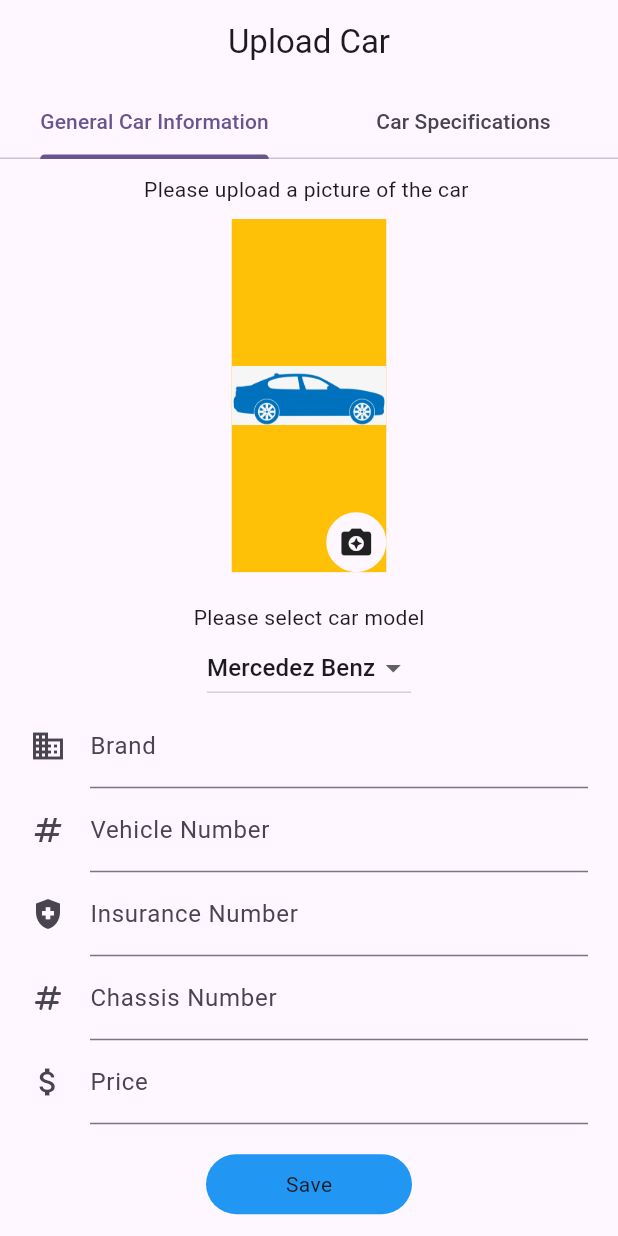
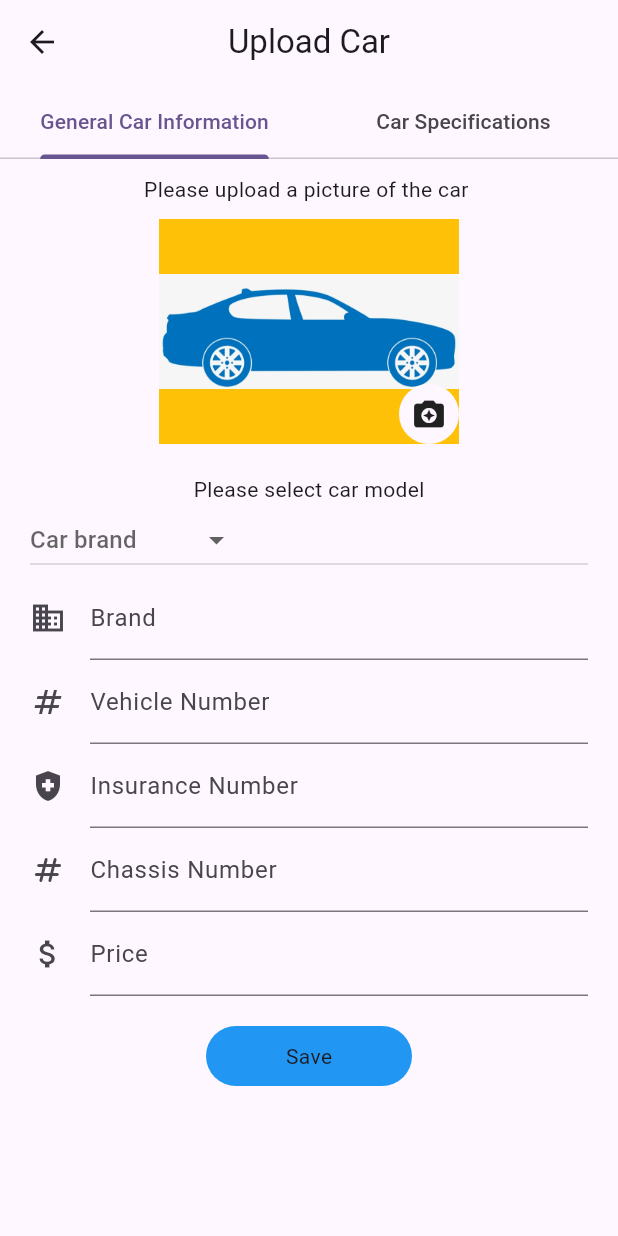
Before and after one commit to padman-1/Vehicle-rental-management-portal, a Flutter app: the UploadTab screen opened directly, on a phone screen of 412 x 824 dp. Run offline on Flutter 3.47's test engine with Material 2 defaults, Android fonts, the light colour scheme and no system bars; our stand-ins replace google_fonts; missing offline and left inert: dart:ffi.

Commit message:
updated home tab and general car info page

```diff
--- a/lib/pages/car_upload/components/general_car_info_form.dart
+++ b/lib/pages/car_upload/components/general_car_info_form.dart
@@ -1,5 +1,6 @@
 import 'package:flutter/cupertino.dart';
 import 'package:flutter/material.dart';
+import 'package:flutter/rendering.dart';
 import 'package:vehicle_rental_management_portal/widgets/car_specs_form_textfield.dart';
 
 class GeneralCarInfoForm extends StatefulWidget {
@@ -43,6 +44,9 @@
     String selectedValue = list.first;
 
     return  SingleChildScrollView(
+      child: Center(
+        child: ConstrainedBox(
+          constraints: const BoxConstraints(maxWidth: 600),
           child: Column(
             //mainAxisAlignment: MainAxisAlignment.center,
             children: [
@@ -51,8 +55,8 @@
                                   height: 10,
                                 ),
               Container(
-            height: devSize.height/3.5,
-            width: devSize.width/4,
+                height: 150,
+                width: 200,
                 decoration: const BoxDecoration(
                   image: DecorationImage(
                     image: AssetImage('assets/images/car_placeholder.png',),
@@ -97,22 +101,37 @@
                   margin: const EdgeInsets.symmetric(horizontal: 20),
                   child: Column(
                     children: [
-                  DropdownButton(
-                    value: selectedValue,
+                      SizedBox(
+                        width: devSize.width,
+                        child: DropdownButton(
+                          hint: Text("Car brand"),
+                          // value: selectedValue,
                           // items: dropdownItems,
-                    onChanged: (String? value){
-                    setState(() {
-                      selectedValue = value!;
-                    });
-                  },
                         items: list.map<DropdownMenuItem<String>>((value) {
                           return DropdownMenuItem(
                             value: value,
                             child: Text(value),
                             );
                         }).toList(),
+                        onChanged: (String? value){
+                          setState(() {
+                            selectedValue = value!;
+                          });
+                        },
 
                         ),
+                      ),
+                      // DropdownButton<String>(
+                      //   value: selectedValue,
+                      //   onChanged: (String? value) {
+                      //     setState(() {
+                      //       selectedValue = value!;
+                      //     });
+                      //   },
+                      //   items: [
+                      //     DropdownMenuItem(child: Text('data'), value: 'data',)
+                      //   ],
+                      // ),
                        CarSpecsFormTextField(
                         icon: Icon(Icons.business),
                         labeltext: 'Brand',
@@ -167,6 +186,8 @@
               ),
             ],
           ),
+        ),
+      ),
     );
   }
 }
--- a/lib/pages/home/tabs/upload_tab.dart
+++ b/lib/pages/home/tabs/upload_tab.dart
@@ -16,7 +16,7 @@
           centerTitle: true,
           // backgroundColor: Colors.grey[700],
           // elevation: 0,
-          leading: Text(''),
+          // leading: Text(''),
         ),
         body: Column(
           children: <Widget>[
```
Also changed, not shown: lib/pages/home/tabs/home_tab.dart (+115 -43 lines). Lines whose indentation alone changed are shown as unchanged.
